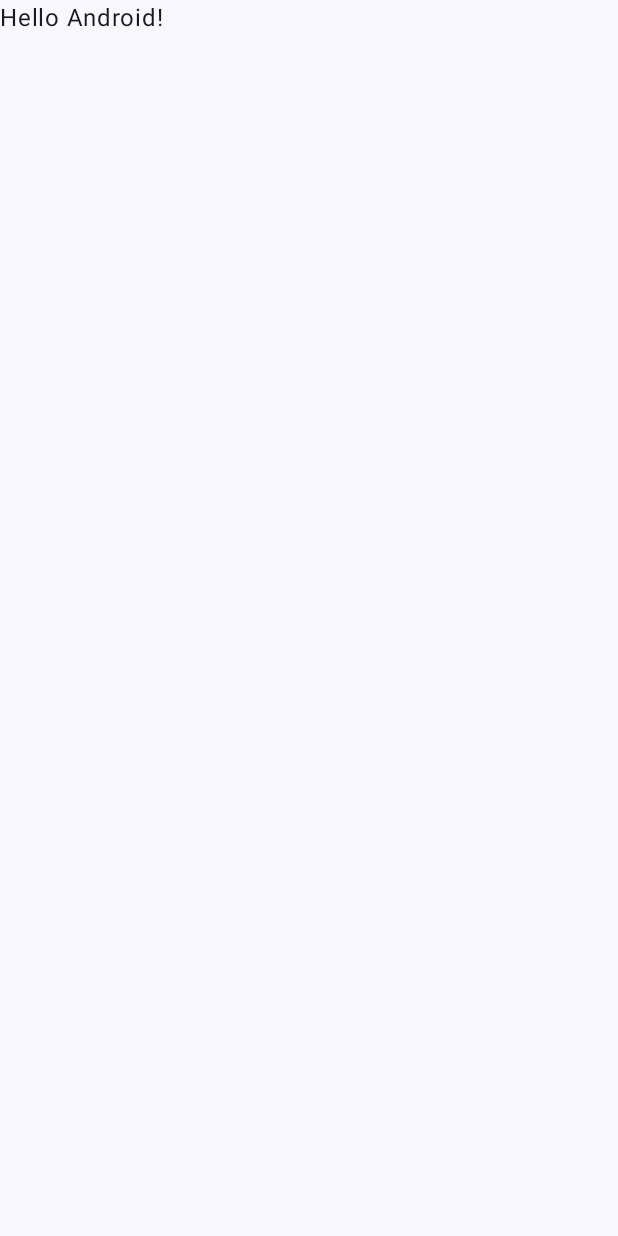
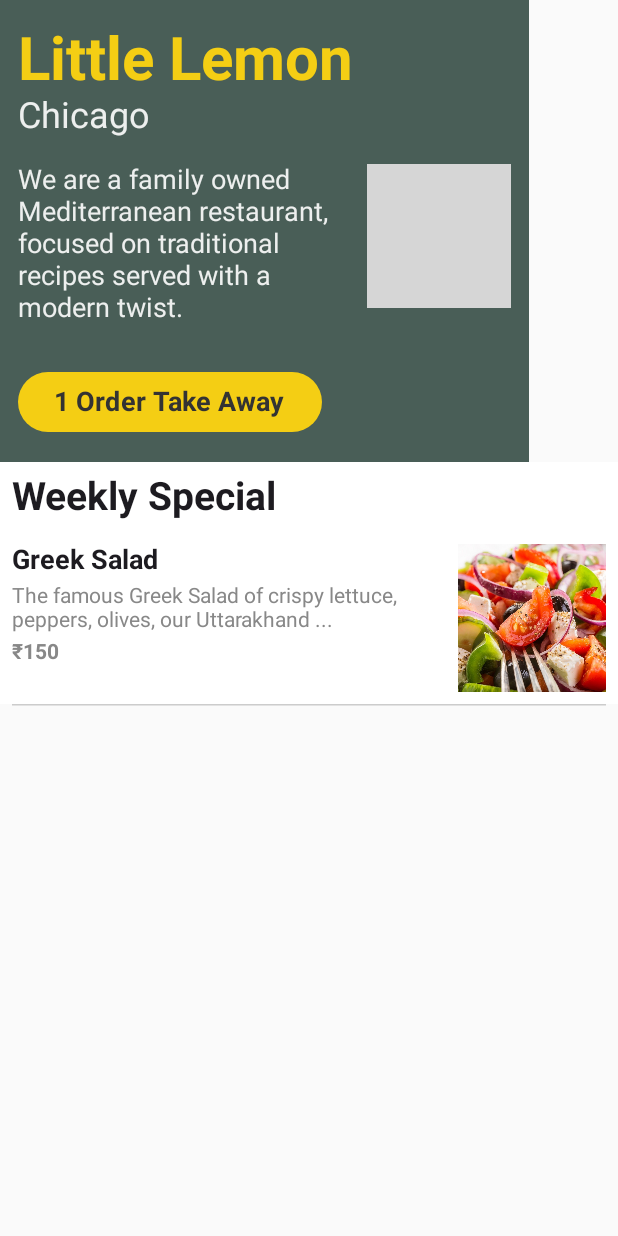
Before and after one commit to PharasiG/LittleLemon, an Android app built with Jetpack Compose: the screen it shows after launch (MainActivity), on a phone screen of 412 x 824 dp. Before the commit the screen is almost empty. Run offline under Robolectric (Android 15) with nearby library versions, the phone set to English and light mode, and no system bars; grey boxes are pictures that could not be loaded.

Commit message:
Upper and Lower Panel added in home order screen

```diff
--- /dev/null
+++ b/app/src/main/java/com/example/littlelemon/LowerPanel.kt
@@ -0,0 +1,94 @@
+package com.example.littlelemon
+
+import androidx.compose.foundation.Image
+import androidx.compose.foundation.layout.Column
+import androidx.compose.foundation.layout.Row
+import androidx.compose.foundation.layout.fillMaxWidth
+import androidx.compose.foundation.layout.padding
+import androidx.compose.foundation.shape.RoundedCornerShape
+import androidx.compose.material3.Card
+import androidx.compose.material3.CardDefaults
+import androidx.compose.material3.HorizontalDivider
+import androidx.compose.material3.Text
+import androidx.compose.runtime.Composable
+import androidx.compose.ui.Modifier
+import androidx.compose.ui.graphics.Color
+import androidx.compose.ui.res.painterResource
+import androidx.compose.ui.text.font.FontWeight
+import androidx.compose.ui.tooling.preview.Preview
+import androidx.compose.ui.unit.dp
+import androidx.compose.ui.unit.sp
+
+@Composable
+fun LowerPanel() {
+    Column {
+        WeeklySpecial()
+        MenuDish()
+    }
+}
+
+@Composable
+fun WeeklySpecial() {
+    Card(
+        modifier = Modifier.fillMaxWidth(),
+        colors = CardDefaults.cardColors(containerColor = Color.White),
+        shape = RoundedCornerShape(0.dp)
+    ) {
+        Text(
+            text = "Weekly Special",
+            fontSize = 26.sp,
+            fontWeight = FontWeight.Bold,
+            modifier = Modifier.padding(8.dp)
+        )
+    }
+}
+
+@Composable
+fun MenuDish() {
+    Card(
+        colors = CardDefaults.cardColors(containerColor = Color.White),
+        shape = RoundedCornerShape(0.dp)
+    ) {
+        Row(
+            modifier = Modifier
+                .fillMaxWidth()
+                .padding(8.dp)
+        ) {
+            Column(
+                modifier = Modifier.fillMaxWidth(.75f)
+            ) {
+                Text(
+                    text = "Greek Salad",
+                    fontSize = 18.sp,
+                    fontWeight = FontWeight.Bold
+                )
+                Text(
+                    text = "The famous Greek Salad of crispy lettuce, peppers, olives, our Uttarakhand ...",
+                    color = Color.Gray,
+                    modifier = Modifier
+                        .padding(top = 5.dp, bottom = 5.dp)
+                )
+                Text(
+                    text = "₹150",
+                    color = Color.Gray,
+                    fontWeight = FontWeight.Bold
+                )
+            }
+            Image(
+                painter = painterResource(id = R.drawable.greeksalad),
+                contentDescription = "Greek Salad Image"
+            )
+        }
+    }
+    HorizontalDivider(
+        modifier = Modifier.padding(start = 8.dp, end = 8.dp),
+        thickness = 1.dp,
+        color = Color.LightGray
+    )
+}
+
+@Preview(showBackground = true)
+@Composable
+fun LowerPanelPreview() {
+    LowerPanel()
+}
--- a/app/src/main/java/com/example/littlelemon/MainActivity.kt
+++ b/app/src/main/java/com/example/littlelemon/MainActivity.kt
@@ -4,44 +4,39 @@ import android.os.Bundle
 import androidx.activity.ComponentActivity
 import androidx.activity.compose.setContent
 import androidx.activity.enableEdgeToEdge
-import androidx.compose.foundation.layout.fillMaxSize
-import androidx.compose.foundation.layout.padding
-import androidx.compose.material3.Scaffold
-import androidx.compose.material3.Text
+import androidx.compose.foundation.layout.Column
 import androidx.compose.runtime.Composable
-import androidx.compose.ui.Modifier
+import androidx.compose.runtime.getValue
+import androidx.compose.runtime.mutableIntStateOf
+import androidx.compose.runtime.mutableStateOf
+import androidx.compose.runtime.remember
+import androidx.compose.runtime.saveable.rememberSaveable
+import androidx.compose.runtime.setValue
 import androidx.compose.ui.tooling.preview.Preview
-import com.example.littlelemon.ui.theme.LittleLemonTheme
 
 class MainActivity : ComponentActivity() {
     override fun onCreate(savedInstanceState: Bundle?) {
         super.onCreate(savedInstanceState)
-        enableEdgeToEdge()
+//        enableEdgeToEdge()
         setContent {
-            LittleLemonTheme {
-                Scaffold(modifier = Modifier.fillMaxSize()) { innerPadding ->
-                    Greeting(
-                        name = "Android",
-                        modifier = Modifier.padding(innerPadding)
-                    )
-                }
-            }
+            HomeScreen()
         }
     }
 }
 
 @Composable
-fun Greeting(name: String, modifier: Modifier = Modifier) {
-    Text(
-        text = "Hello $name!",
-        modifier = modifier
-    )
+fun HomeScreen() {
+    var count by rememberSaveable {
+        mutableIntStateOf(1)
+    }
+    Column {
+        UpperPanel(count, { count++ }, { count-- })
+        LowerPanel()
+    }
 }
 
-@Preview(showBackground = true)
+@Preview
 @Composable
-fun GreetingPreview() {
-    LittleLemonTheme {
-        Greeting("Android")
-    }
+fun HomeScreenPreview() {
+    HomeScreen()
 }
--- /dev/null
+++ b/app/src/main/java/com/example/littlelemon/UpperPanel.kt
@@ -0,0 +1,91 @@
+package com.example.littlelemon
+
+import androidx.compose.foundation.Image
+import androidx.compose.foundation.background
+import androidx.compose.foundation.layout.Column
+import androidx.compose.foundation.layout.Row
+import androidx.compose.foundation.layout.fillMaxWidth
+import androidx.compose.foundation.layout.padding
+import androidx.compose.foundation.shape.RoundedCornerShape
+import androidx.compose.material3.Button
+import androidx.compose.material3.ButtonColors
+import androidx.compose.material3.ButtonDefaults
+import androidx.compose.material3.Text
+import androidx.compose.runtime.Composable
+import androidx.compose.runtime.getValue
+import androidx.compose.runtime.mutableIntStateOf
+import androidx.compose.runtime.saveable.rememberSaveable
+import androidx.compose.runtime.setValue
+import androidx.compose.ui.Modifier
+import androidx.compose.ui.draw.clip
+import androidx.compose.ui.graphics.Color
+import androidx.compose.ui.res.painterResource
+import androidx.compose.ui.res.stringResource
+import androidx.compose.ui.text.font.FontWeight
+import androidx.compose.ui.tooling.preview.Preview
+import androidx.compose.ui.unit.dp
+import androidx.compose.ui.unit.sp
+
+
+@Composable
+fun UpperPanel(count: Int, onIncrement: () -> Unit, onDecrement: () -> Unit) {
+    Column(
+        modifier = Modifier
+            .background(Color(0xFF495E57))
+            .padding(start = 12.dp, end = 12.dp, top = 16.dp, bottom = 16.dp)
+    ) {
+        Text(
+            text = stringResource(id = R.string.title),
+            fontSize = 40.sp,
+            fontWeight = FontWeight.Bold,
+            color = Color(0xFFF4CE14)
+        )
+        Text(
+            text = stringResource(id = R.string.location),
+            fontSize = 24.sp,
+            color = Color(0xFFEDEFEE)
+        )
+        Row(
+            modifier = Modifier
+                .padding(top = 18.dp)
+        ) {
+            Text(
+                text = stringResource(id = R.string.description),
+                color = Color(0xFFEDEFEE),
+                fontSize = 18.sp,
+                modifier = Modifier
+                    .padding(bottom = 28.dp)
+                    .fillMaxWidth(0.6f)
+            )
+            Image(
+                painter = painterResource(id = R.drawable.upperpanelimage),
+                contentDescription = "Upper Panel Image",
+                modifier = Modifier.clip(RoundedCornerShape(20.dp))
+            )
+        }
+        Button(
+            onClick = {
+                onIncrement()
+            },
+            shape = RoundedCornerShape(20.dp),
+//            colors = ButtonDefaults.buttonColors(backgroundColor = Color(0xFFF4CE14)),
+            colors = ButtonDefaults.buttonColors(containerColor = Color(0xFFF4CE14))
+        ) {
+            Text(
+                text = "$count ${stringResource(id = R.string.orderbuttontext)}",
+                fontSize = 18.sp,
+                fontWeight = FontWeight.Bold,
+                color = Color(0xFF333333)
+            )
+        }
+    }
+}
+
+@Preview(showBackground = true)
+@Composable
+fun UpperPanelPreview() {
+    var count by rememberSaveable {
+        mutableIntStateOf(1)
+    }
+    UpperPanel(count, { count++ }, { count-- })
+}
--- a/app/src/main/java/com/example/littlelemon/ui/theme/Theme.kt
+++ b/app/src/main/java/com/example/littlelemon/ui/theme/Theme.kt
@@ -1,6 +1,5 @@
 package com.example.littlelemon.ui.theme
 
-import android.app.Activity
 import android.os.Build
 import androidx.compose.foundation.isSystemInDarkTheme
 import androidx.compose.material3.MaterialTheme
--- a/app/src/main/res/values/strings.xml
+++ b/app/src/main/res/values/strings.xml
@@ -1,3 +1,7 @@
 <resources>
-    <string name="app_name">Little Lemon</string>
+    <string name="app_name">LilLemon</string>
+    <string name="title">Little Lemon</string>
+    <string name="location">Chicago</string>
+    <string name="description">We are a family owned Mediterranean restaurant, focused on traditional recipes served with a modern twist.</string>
+    <string name="orderbuttontext">Order Take Away</string>
 </resources>
--- a/app/src/main/res/values/themes.xml
+++ b/app/src/main/res/values/themes.xml
@@ -1,5 +1,7 @@
 <?xml version="1.0" encoding="utf-8"?>
 <resources>
 
-    <style name="Theme.LittleLemon" parent="android:Theme.Material.Light.NoActionBar" />
+    <style name="Theme.LittleLemon" parent="android:Theme.Material.Light.NoActionBar" >
+        <item name="android:statusBarColor">?android:attr/colorAccent</item>"
+    </style>
 </resources>
```
Also changed, not shown: app/src/main/res/drawable/greeksalad.jpg (added), 1 other file.
